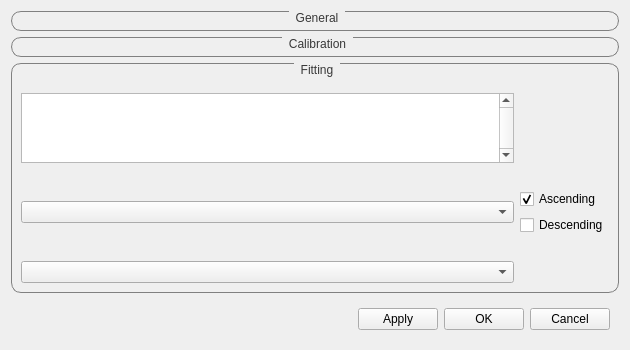
First picture: the form in qt/python/mantidqtinterfaces/mantidqtinterfaces/Engineering/gui/engineering_diffraction/settings/settings_widget.ui, repository mantidproject/mantid, before the edit.
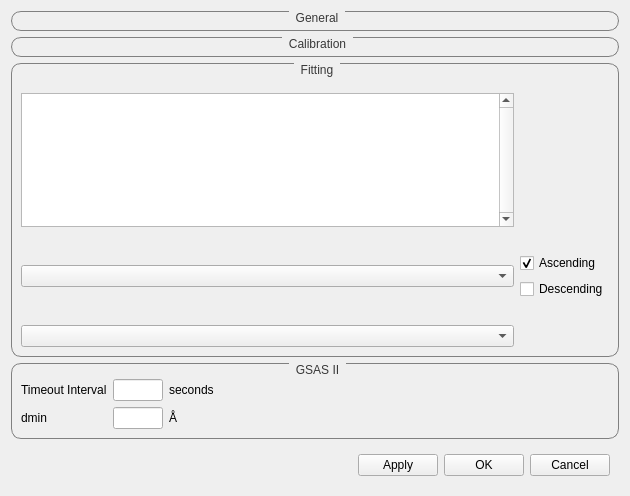
Second picture: the form after the edit. Custom widgets are drawn as their Qt base class.

```diff
--- a/qt/python/mantidqtinterfaces/mantidqtinterfaces/Engineering/gui/engineering_diffraction/settings/settings_widget.ui
+++ b/qt/python/mantidqtinterfaces/mantidqtinterfaces/Engineering/gui/engineering_diffraction/settings/settings_widget.ui
@@ -7,7 +7,7 @@
     <x>0</x>
     <y>0</y>
     <width>630</width>
-    <height>184</height>
+    <height>496</height>
    </rect>
   </property>
   <property name="windowTitle">
@@ -103,7 +103,121 @@
 	   <widget class="QLabel" name="peak_list_label"></widget>
 	  </item>
 	  <item row="5" column="0">
-       <widget class="QComboBox" name="peak_list"></widget>
+       <widget class="QComboBox" name="peak_list"/>
+      </item>
+     </layout>
+    </widget>
+   </item>
+   <item>
+    <widget class="QGroupBox" name="group_gsas2">
+     <property name="title">
+      <string>GSAS II</string>
+     </property>
+     <layout class="QGridLayout" name="gridLayout_4">
+      <item row="0" column="0">
+       <widget class="FileFinderWidget" name="finder_path_to_gsas2" native="true"/>
+      </item>
+      <item row="1" column="0">
+       <layout class="QGridLayout" name="gridLayout_18" rowstretch="0,0,0" columnstretch="0,0,0,0,0,0">
+        <property name="sizeConstraint">
+         <enum>QLayout::SetDefaultConstraint</enum>
+        </property>
+        <property name="verticalSpacing">
+         <number>6</number>
+        </property>
+        <item row="0" column="1">
+         <widget class="QLabel" name="label_10">
+          <property name="text">
+           <string>Timeout Interval</string>
+          </property>
+         </widget>
+        </item>
+        <item row="0" column="3">
+         <widget class="QLabel" name="label_11">
+          <property name="text">
+           <string>seconds</string>
+          </property>
+         </widget>
+        </item>
+        <item row="0" column="2">
+         <widget class="QLineEdit" name="timeout_lineedit">
+          <property name="sizePolicy">
+           <sizepolicy hsizetype="Fixed" vsizetype="Fixed">
+            <horstretch>0</horstretch>
+            <verstretch>0</verstretch>
+           </sizepolicy>
+          </property>
+          <property name="maximumSize">
+           <size>
+            <width>50</width>
+            <height>16777215</height>
+           </size>
+          </property>
+          <property name="text">
+           <string/>
+          </property>
+         </widget>
+        </item>
+        <item row="0" column="5">
+         <spacer name="horizontalSpacer_2">
+          <property name="orientation">
+           <enum>Qt::Horizontal</enum>
+          </property>
+          <property name="sizeHint" stdset="0">
+           <size>
+            <width>40</width>
+            <height>20</height>
+           </size>
+          </property>
+         </spacer>
+        </item>
+        <item row="1" column="1">
+         <widget class="QLabel" name="label_12">
+          <property name="text">
+           <string>dmin</string>
+          </property>
+         </widget>
+        </item>
+        <item row="1" column="2">
+         <widget class="QLineEdit" name="dSpacing_min_lineedit">
+          <property name="sizePolicy">
+           <sizepolicy hsizetype="Fixed" vsizetype="Fixed">
+            <horstretch>0</horstretch>
+            <verstretch>0</verstretch>
+           </sizepolicy>
+          </property>
+          <property name="maximumSize">
+           <size>
+            <width>50</width>
+            <height>16777215</height>
+           </size>
+          </property>
+          <property name="text">
+           <string/>
+          </property>
+         </widget>
+        </item>
+        <item row="1" column="5">
+         <spacer name="horizontalSpacer_3">
+          <property name="orientation">
+           <enum>Qt::Horizontal</enum>
+          </property>
+          <property name="sizeHint" stdset="0">
+           <size>
+            <width>40</width>
+            <height>20</height>
+           </size>
+          </property>
+         </spacer>
+        </item>
+        <item row="1" column="3">
+         <widget class="QLabel" name="label_16">
+          <property name="text">
+           <string>Å</string>
+          </property>
+         </widget>
+        </item>
+       </layout>
       </item>
      </layout>
     </widget>
```
Left out of the diff: 9 changed lines with no effect on the pictures. Lines whose indentation alone changed are shown as unchanged.
